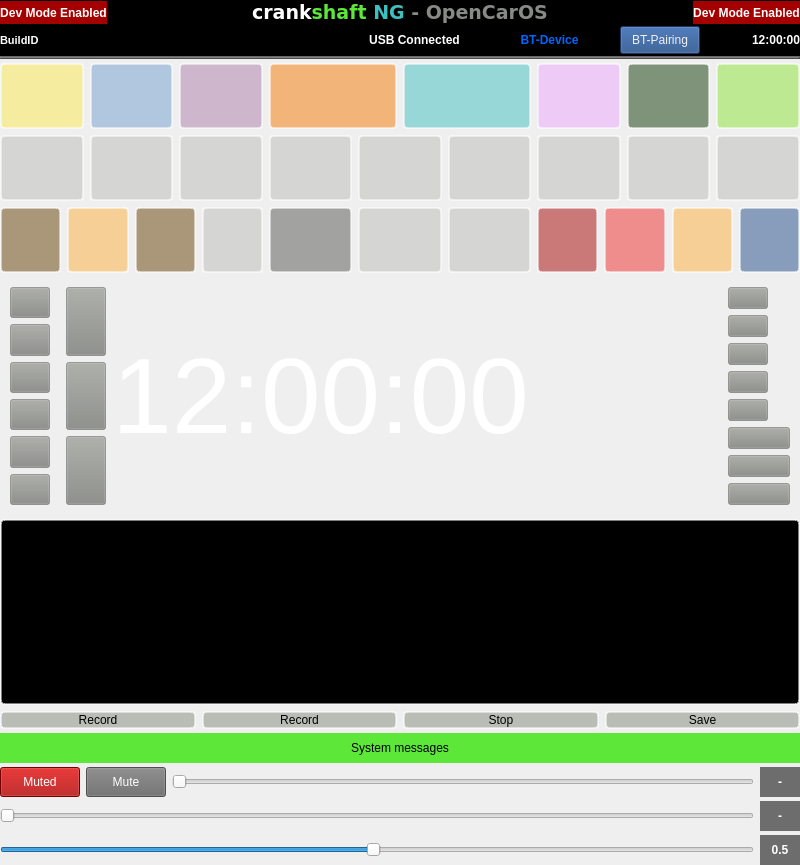
Above: src/autoapp/UI/mainwindow.ui from arash-rasouli/openauto before the change. Below: the same form after it.
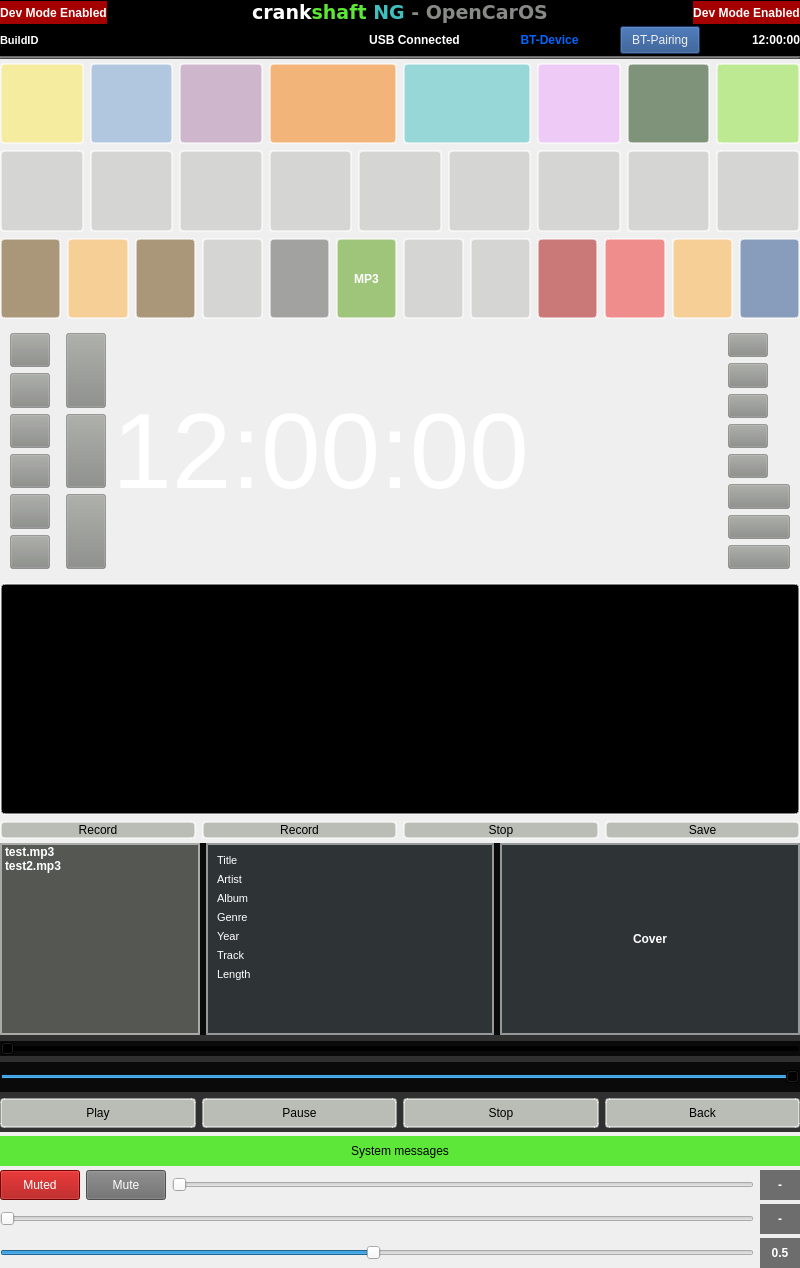
That is the form after the change. Icons and pictures are not drawn.

Commit message: initial mp3 bringup

Diff of the .ui file:
```diff
--- a/src/autoapp/UI/mainwindow.ui
+++ b/src/autoapp/UI/mainwindow.ui
@@ -7,7 +7,7 @@
     <x>0</x>
     <y>0</y>
     <width>800</width>
-    <height>865</height>
+    <height>1268</height>
    </rect>
   </property>
   <property name="sizePolicy">
@@ -1089,6 +1089,31 @@
            </property>
           </widget>
          </item>
+         <item>
+          <widget class="QPushButton" name="pushButtonMusic">
+           <property name="sizePolicy">
+            <sizepolicy hsizetype="Expanding" vsizetype="Expanding">
+             <horstretch>0</horstretch>
+             <verstretch>0</verstretch>
+            </sizepolicy>
+           </property>
+           <property name="font">
+            <font>
+             <weight>75</weight>
+             <bold>true</bold>
+            </font>
+           </property>
+           <property name="styleSheet">
+            <string notr="true">background-color: rgba(78, 154, 6, 0.5);
+color: rgb(255, 255, 255);
+border-radius: 4px;
+border: 2px solid rgba(255,255,255,0.5);</string>
+           </property>
+           <property name="text">
+            <string>MP3</string>
+           </property>
+          </widget>
+         </item>
          <item>
           <widget class="QPushButton" name="pushButton_c8">
            <property name="sizePolicy">
@@ -1959,6 +1984,559 @@
       </layout>
      </widget>
     </item>
+    <item>
+     <widget class="QWidget" name="mediaWidget" native="true">
+      <property name="sizePolicy">
+       <sizepolicy hsizetype="Expanding" vsizetype="Expanding">
+        <horstretch>0</horstretch>
+        <verstretch>0</verstretch>
+       </sizepolicy>
+      </property>
+      <property name="layoutDirection">
+       <enum>Qt::LeftToRight</enum>
+      </property>
+      <property name="styleSheet">
+       <string notr="true">background-color: rgba(0, 0, 0, 0.8);</string>
+      </property>
+      <layout class="QVBoxLayout" name="mediaWidgetLayout">
+       <property name="leftMargin">
+        <number>0</number>
+       </property>
+       <property name="topMargin">
+        <number>0</number>
+       </property>
+       <property name="rightMargin">
+        <number>0</number>
+       </property>
+       <property name="bottomMargin">
+        <number>4</number>
+       </property>
+       <item>
+        <widget class="QWidget" name="horizontalWidget_2" native="true">
+         <property name="sizePolicy">
+          <sizepolicy hsizetype="Expanding" vsizetype="Expanding">
+           <horstretch>0</horstretch>
+           <verstretch>0</verstretch>
+          </sizepolicy>
+         </property>
+         <property name="styleSheet">
+          <string notr="true">border: 0px;
+</string>
+         </property>
+         <layout class="QHBoxLayout" name="horizontalLayout_5">
+          <property name="leftMargin">
+           <number>0</number>
+          </property>
+          <property name="topMargin">
+           <number>0</number>
+          </property>
+          <property name="rightMargin">
+           <number>0</number>
+          </property>
+          <property name="bottomMargin">
+           <number>0</number>
+          </property>
+          <item>
+           <widget class="QListWidget" name="mp3List">
+            <property name="sizePolicy">
+             <sizepolicy hsizetype="Fixed" vsizetype="Expanding">
+              <horstretch>0</horstretch>
+              <verstretch>0</verstretch>
+             </sizepolicy>
+            </property>
+            <property name="minimumSize">
+             <size>
+              <width>200</width>
+              <height>0</height>
+             </size>
+            </property>
+            <property name="maximumSize">
+             <size>
+              <width>200</width>
+              <height>16777215</height>
+             </size>
+            </property>
+            <property name="font">
+             <font>
+              <weight>75</weight>
+              <bold>true</bold>
+             </font>
+            </property>
+            <property name="layoutDirection">
+             <enum>Qt::LeftToRight</enum>
+            </property>
+            <property name="styleSheet">
+             <string notr="true">background-color: rgb(85, 87, 83);
+color: rgb(255, 255, 255);
+border: 2px solid rgba(255,255,255,0.5);</string>
+            </property>
+            <item>
+             <property name="text">
+              <string>test.mp3</string>
+             </property>
+            </item>
+            <item>
+             <property name="text">
+              <string>test2.mp3</string>
+             </property>
+            </item>
+           </widget>
+          </item>
+          <item>
+           <widget class="QWidget" name="id3TagInfo" native="true">
+            <property name="sizePolicy">
+             <sizepolicy hsizetype="Expanding" vsizetype="Expanding">
+              <horstretch>0</horstretch>
+              <verstretch>0</verstretch>
+             </sizepolicy>
+            </property>
+            <property name="minimumSize">
+             <size>
+              <width>0</width>
+              <height>0</height>
+             </size>
+            </property>
+            <property name="styleSheet">
+             <string notr="true">background-color: rgb(46, 52, 54);
+color: rgb(255, 255, 255);
+border: 2px solid rgba(255,255,255,0.5);</string>
+            </property>
+            <layout class="QFormLayout" name="formLayout_3">
+             <item row="0" column="0">
+              <widget class="QLabel" name="labelId3Title">
+               <property name="font">
+                <font>
+                 <pointsize>8</pointsize>
+                </font>
+               </property>
+               <property name="styleSheet">
+                <string notr="true">color: rgb(255, 255, 255);
+background-color: rgba(0, 0, 0, 0);
+border: no-border;</string>
+               </property>
+               <property name="text">
+                <string>Title</string>
+               </property>
+              </widget>
+             </item>
+             <item row="0" column="1">
+              <widget class="QLabel" name="valueId3Title">
+               <property name="font">
+                <font>
+                 <pointsize>8</pointsize>
+                </font>
+               </property>
+               <property name="styleSheet">
+                <string notr="true">color: rgb(255, 255, 255);
+background-color: rgba(0, 0, 0, 0);
+border: no-border;</string>
+               </property>
+               <property name="text">
+                <string/>
+               </property>
+              </widget>
+             </item>
+             <item row="1" column="0">
+              <widget class="QLabel" name="labelId3Artist">
+               <property name="font">
+                <font>
+                 <pointsize>8</pointsize>
+                </font>
+               </property>
+               <property name="styleSheet">
+                <string notr="true">color: rgb(255, 255, 255);
+background-color: rgba(0, 0, 0, 0);
+border: no-border;</string>
+               </property>
+               <property name="text">
+                <string>Artist</string>
+               </property>
+              </widget>
+             </item>
+             <item row="1" column="1">
+              <widget class="QLabel" name="valueId3Artist">
+               <property name="font">
+                <font>
+                 <pointsize>8</pointsize>
+                </font>
+               </property>
+               <property name="styleSheet">
+                <string notr="true">color: rgb(255, 255, 255);
+background-color: rgba(0, 0, 0, 0);
+border: no-border;</string>
+               </property>
+               <property name="text">
+                <string/>
+               </property>
+              </widget>
+             </item>
+             <item row="2" column="0">
+              <widget class="QLabel" name="labelId3Album">
+               <property name="font">
+                <font>
+                 <pointsize>8</pointsize>
+                </font>
+               </property>
+               <property name="styleSheet">
+                <string notr="true">color: rgb(255, 255, 255);
+background-color: rgba(0, 0, 0, 0);
+border: no-border;</string>
+               </property>
+               <property name="text">
+                <string>Album</string>
+               </property>
+              </widget>
+             </item>
+             <item row="2" column="1">
+              <widget class="QLabel" name="valueId3Album">
+               <property name="font">
+                <font>
+                 <pointsize>8</pointsize>
+                </font>
+               </property>
+               <property name="styleSheet">
+                <string notr="true">color: rgb(255, 255, 255);
+background-color: rgba(0, 0, 0, 0);
+border: no-border;</string>
+               </property>
+               <property name="text">
+                <string/>
+               </property>
+              </widget>
+             </item>
+             <item row="4" column="0">
+              <widget class="QLabel" name="labelId3Year">
+               <property name="font">
+                <font>
+                 <pointsize>8</pointsize>
+                </font>
+               </property>
+               <property name="styleSheet">
+                <string notr="true">color: rgb(255, 255, 255);
+background-color: rgba(0, 0, 0, 0);
+border: no-border;</string>
+               </property>
+               <property name="text">
+                <string>Year</string>
+               </property>
+              </widget>
+             </item>
+             <item row="4" column="1">
+              <widget class="QLabel" name="valueId3Year">
+               <property name="font">
+                <font>
+                 <pointsize>8</pointsize>
+                </font>
+               </property>
+               <property name="styleSheet">
+                <string notr="true">color: rgb(255, 255, 255);
+background-color: rgba(0, 0, 0, 0);
+border: no-border;</string>
+               </property>
+               <property name="text">
+                <string/>
+               </property>
+              </widget>
+             </item>
+             <item row="5" column="0">
+              <widget class="QLabel" name="labelId3Track">
+               <property name="font">
+                <font>
+                 <pointsize>8</pointsize>
+                </font>
+               </property>
+               <property name="styleSheet">
+                <string notr="true">color: rgb(255, 255, 255);
+background-color: rgba(0, 0, 0, 0);
+border: no-border;</string>
+               </property>
+               <property name="text">
+                <string>Track</string>
+               </property>
+              </widget>
+             </item>
+             <item row="5" column="1">
+              <widget class="QLabel" name="valueId3Track">
+               <property name="font">
+                <font>
+                 <pointsize>8</pointsize>
+                </font>
+               </property>
+               <property name="styleSheet">
+                <string notr="true">color: rgb(255, 255, 255);
+background-color: rgba(0, 0, 0, 0);
+border: no-border;</string>
+               </property>
+               <property name="text">
+                <string/>
+               </property>
+              </widget>
+             </item>
+             <item row="3" column="0">
+              <widget class="QLabel" name="labelId3Genre">
+               <property name="font">
+                <font>
+                 <pointsize>8</pointsize>
+                </font>
+               </property>
+               <property name="styleSheet">
+                <string notr="true">color: rgb(255, 255, 255);
+background-color: rgba(0, 0, 0, 0);
+border: no-border;</string>
+               </property>
+               <property name="text">
+                <string>Genre</string>
+               </property>
+              </widget>
+             </item>
+             <item row="3" column="1">
+              <widget class="QLabel" name="valueId3Genre">
+               <property name="font">
+                <font>
+                 <pointsize>8</pointsize>
+                </font>
+               </property>
+               <property name="styleSheet">
+                <string notr="true">color: rgb(255, 255, 255);
+background-color: rgba(0, 0, 0, 0);
+border: no-border;</string>
+               </property>
+               <property name="text">
+                <string/>
+               </property>
+              </widget>
+             </item>
+             <item row="6" column="0">
+              <widget class="QLabel" name="labelId3Length">
+               <property name="font">
+                <font>
+                 <pointsize>8</pointsize>
+                </font>
+               </property>
+               <property name="styleSheet">
+                <string notr="true">color: rgb(255, 255, 255);
+background-color: rgba(0, 0, 0, 0);
+border: no-border;</string>
+               </property>
+               <property name="text">
+                <string>Length</string>
+               </property>
+              </widget>
+             </item>
+             <item row="6" column="1">
+              <widget class="QLabel" name="valueId3length">
+               <property name="font">
+                <font>
+                 <pointsize>8</pointsize>
+                </font>
+               </property>
+               <property name="styleSheet">
+                <string notr="true">color: rgb(255, 255, 255);
+background-color: rgba(0, 0, 0, 0);
+border: no-border;</string>
+               </property>
+               <property name="text">
+                <string/>
+               </property>
+              </widget>
+             </item>
+            </layout>
+           </widget>
+          </item>
+          <item>
+           <widget class="QLabel" name="labelCover">
+            <property name="sizePolicy">
+             <sizepolicy hsizetype="Fixed" vsizetype="Expanding">
+              <horstretch>0</horstretch>
+              <verstretch>0</verstretch>
+             </sizepolicy>
+            </property>
+            <property name="minimumSize">
+             <size>
+              <width>300</width>
+              <height>0</height>
+             </size>
+            </property>
+            <property name="font">
+             <font>
+              <weight>75</weight>
+              <bold>true</bold>
+             </font>
+            </property>
+            <property name="styleSheet">
+             <string notr="true">background-color: rgb(46, 52, 54);
+color: rgb(255, 255, 255);
+border: 2px solid rgba(255,255,255,0.5);</string>
+            </property>
+            <property name="frameShape">
+             <enum>QFrame::NoFrame</enum>
+            </property>
+            <property name="text">
+             <string>Cover</string>
+            </property>
+            <property name="alignment">
+             <set>Qt::AlignCenter</set>
+            </property>
+           </widget>
+          </item>
+         </layout>
+        </widget>
+       </item>
+       <item>
+        <widget class="QSlider" name="horizontalSliderProgressPlayer">
+         <property name="minimumSize">
+          <size>
+           <width>0</width>
+           <height>10</height>
+          </size>
+         </property>
+         <property name="layoutDirection">
+          <enum>Qt::LeftToRight</enum>
+         </property>
+         <property name="styleSheet">
+          <string notr="true">QSlider::groove:horizontal { background: #6d6d6d; height: 32px;}
+QSlider::handle:horizontal { background: rgb(255, 255, 255); height: 52px; width: 52px; margin: 0 0;};</string>
+         </property>
+         <property name="orientation">
+          <enum>Qt::Horizontal</enum>
+         </property>
+        </widget>
+       </item>
+       <item>
+        <widget class="QSlider" name="horizontalSliderVolumePlayer">
+         <property name="minimumSize">
+          <size>
+           <width>0</width>
+           <height>30</height>
+          </size>
+         </property>
+         <property name="layoutDirection">
+          <enum>Qt::LeftToRight</enum>
+         </property>
+         <property name="styleSheet">
+          <string notr="true">QSlider::groove:horizontal { background: #6d6d6d; height: 32px;}
+QSlider::handle:horizontal { background: rgb(64, 191, 191); height: 52px; width: 52px; margin: 0 0;};</string>
+         </property>
+         <property name="maximum">
+          <number>100</number>
+         </property>
+         <property name="value">
+          <number>100</number>
+         </property>
+         <property name="orientation">
+          <enum>Qt::Horizontal</enum>
+         </property>
+        </widget>
+       </item>
+       <item>
+        <layout class="QHBoxLayout" name="horizontalLayout">
+         <item>
+          <widget class="QPushButton" name="pushButtonPlayerPlay">
+           <property name="sizePolicy">
+            <sizepolicy hsizetype="Expanding" vsizetype="Fixed">
+             <horstretch>0</horstretch>
+             <verstretch>0</verstretch>
+            </sizepolicy>
+           </property>
+           <property name="minimumSize">
+            <size>
+             <width>0</width>
+             <height>30</height>
+            </size>
+           </property>
+           <property name="styleSheet">
+            <string notr="true">background-color: rgb(186, 189, 182);
+border-radius: 4px;
+border: 2px solid rgba(255,255,255,0.5);</string>
+           </property>
+           <property name="text">
+            <string>Play</string>
+           </property>
+          </widget>
+         </item>
+         <item>
+          <widget class="QPushButton" name="pushButtonPlayerPause">
+           <property name="sizePolicy">
+            <sizepolicy hsizetype="Expanding" vsizetype="Fixed">
+             <horstretch>0</horstretch>
+             <verstretch>0</verstretch>
+            </sizepolicy>
+           </property>
+           <property name="minimumSize">
+            <size>
+             <width>0</width>
+             <height>30</height>
+            </size>
+           </property>
+           <property name="styleSheet">
+            <string notr="true">background-color: rgb(186, 189, 182);
+border-radius: 4px;
+border: 2px solid rgba(255,255,255,0.5);</string>
+           </property>
+           <property name="text">
+            <string>Pause</string>
+           </property>
+          </widget>
+         </item>
+         <item>
+          <widget class="QPushButton" name="pushButtonPlayerStop">
+           <property name="sizePolicy">
+            <sizepolicy hsizetype="Expanding" vsizetype="Fixed">
+             <horstretch>0</horstretch>
+             <verstretch>0</verstretch>
+            </sizepolicy>
+           </property>
+           <property name="minimumSize">
+            <size>
+             <width>0</width>
+             <height>30</height>
+            </size>
+           </property>
+           <property name="styleSheet">
+            <string notr="true">background-color: rgb(186, 189, 182);
+border-radius: 4px;
+border: 2px solid rgba(255,255,255,0.5);</string>
+           </property>
+           <property name="text">
+            <string>Stop</string>
+           </property>
+          </widget>
+         </item>
+         <item>
+          <widget class="QPushButton" name="pushButtonBack">
+           <property name="sizePolicy">
+            <sizepolicy hsizetype="Expanding" vsizetype="Fixed">
+             <horstretch>0</horstretch>
+             <verstretch>0</verstretch>
+            </sizepolicy>
+           </property>
+           <property name="minimumSize">
+            <size>
+             <width>0</width>
+             <height>30</height>
+            </size>
+           </property>
+           <property name="styleSheet">
+            <string notr="true">background-color: rgb(186, 189, 182);
+border-radius: 4px;
+border: 2px solid rgba(255,255,255,0.5);</string>
+           </property>
+           <property name="text">
+            <string>Back</string>
+           </property>
+           <property name="iconSize">
+            <size>
+             <width>50</width>
+             <height>50</height>
+            </size>
+           </property>
+          </widget>
+         </item>
+        </layout>
+       </item>
+      </layout>
+     </widget>
+    </item>
     <item>
      <widget class="QLabel" name="systemConfigInProgress">
       <property name="enabled">
```
The commit also changes 2 other files.
